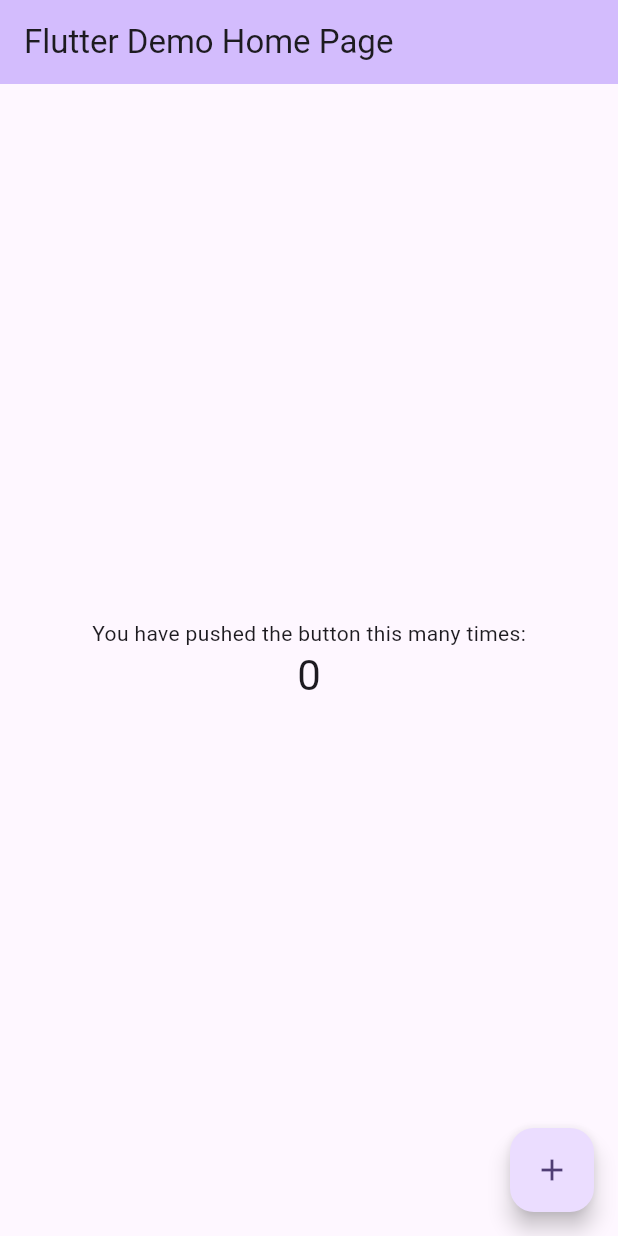
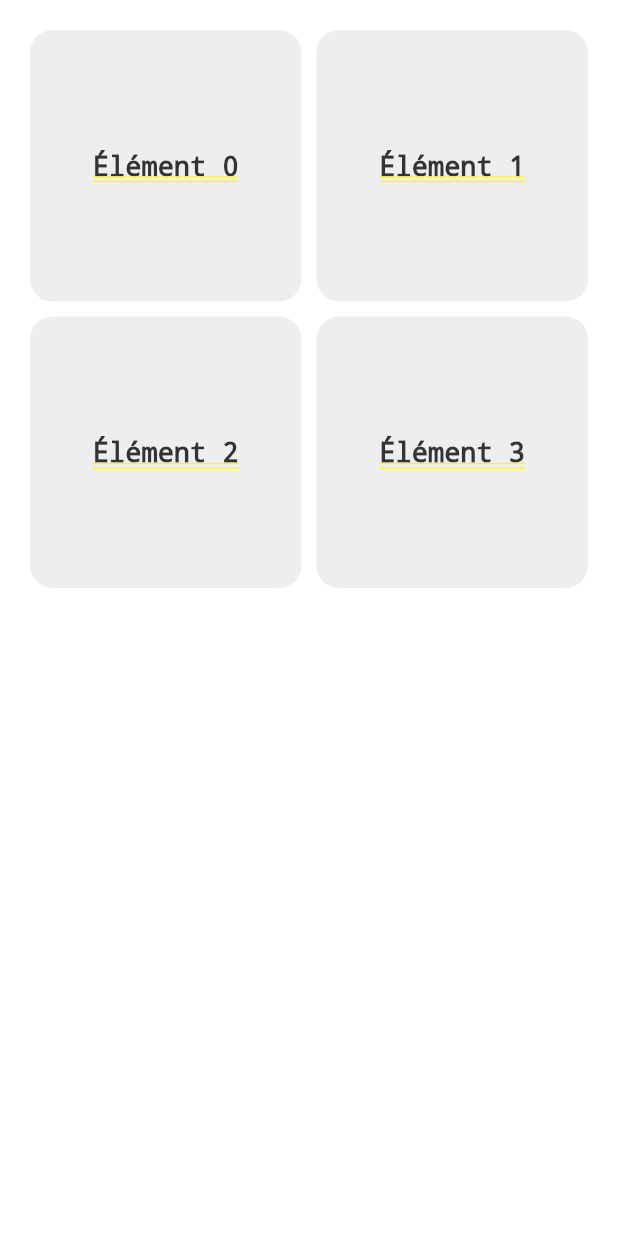
Before and after one commit to LaChancee/hygie-mobile, a Flutter app: the screen it shows after launch, on a phone screen of 412 x 824 dp. Run offline on Flutter 3.47's test engine with Material 3 defaults, Android fonts, the phone set to English and light mode, and no system bars.

```diff
--- a/lib/main.dart
+++ b/lib/main.dart
@@ -1,4 +1,5 @@
 import 'package:flutter/material.dart';
+import 'package:hygie_mobile/presentation/home/home_view.dart';
 
 void main() {
   runApp(const MyApp());
@@ -11,7 +12,7 @@ class MyApp extends StatelessWidget {
   @override
   Widget build(BuildContext context) {
     return MaterialApp(
-      title: 'Flutter Demo',
+      title: 'Hygie',
       theme: ThemeData(
         // This is the theme of your application.
         //
@@ -31,95 +32,7 @@ class MyApp extends StatelessWidget {
         colorScheme: ColorScheme.fromSeed(seedColor: Colors.deepPurple),
         useMaterial3: true,
       ),
-      home: const MyHomePage(title: 'Flutter Demo Home Page'),
+      home: DashboardPage(),
     );
   }
 }
-
-class MyHomePage extends StatefulWidget {
-  const MyHomePage({super.key, required this.title});
-
-  // This widget is the home page of your application. It is stateful, meaning
-  // that it has a State object (defined below) that contains fields that affect
-  // how it looks.
-
-  // This class is the configuration for the state. It holds the values (in this
-  // case the title) provided by the parent (in this case the App widget) and
-  // used by the build method of the State. Fields in a Widget subclass are
-  // always marked "final".
-
-  final String title;
-
-  @override
-  State<MyHomePage> createState() => _MyHomePageState();
-}
-
-class _MyHomePageState extends State<MyHomePage> {
-  int _counter = 0;
-
-  void _incrementCounter() {
-    setState(() {
-      // This call to setState tells the Flutter framework that something has
-      // changed in this State, which causes it to rerun the build method below
-      // so that the display can reflect the updated values. If we changed
-      // _counter without calling setState(), then the build method would not be
-      // called again, and so nothing would appear to happen.
-      _counter++;
-    });
-  }
-
-  @override
-  Widget build(BuildContext context) {
-    // This method is rerun every time setState is called, for instance as done
-    // by the _incrementCounter method above.
-    //
-    // The Flutter framework has been optimized to make rerunning build methods
-    // fast, so that you can just rebuild anything that needs updating rather
-    // than having to individually change instances of widgets.
-    return Scaffold(
-      appBar: AppBar(
-        // TRY THIS: Try changing the color here to a specific color (to
-        // Colors.amber, perhaps?) and trigger a hot reload to see the AppBar
-        // change color while the other colors stay the same.
-        backgroundColor: Theme.of(context).colorScheme.inversePrimary,
-        // Here we take the value from the MyHomePage object that was created by
-        // the App.build method, and use it to set our appbar title.
-        title: Text(widget.title),
-      ),
-      body: Center(
-        // Center is a layout widget. It takes a single child and positions it
-        // in the middle of the parent.
-        child: Column(
-          // Column is also a layout widget. It takes a list of children and
-          // arranges them vertically. By default, it sizes itself to fit its
-          // children horizontally, and tries to be as tall as its parent.
-          //
-          // Column has various properties to control how it sizes itself and
-          // how it positions its children. Here we use mainAxisAlignment to
-          // center the children vertically; the main axis here is the vertical
-          // axis because Columns are vertical (the cross axis would be
-          // horizontal).
-          //
-          // TRY THIS: Invoke "debug painting" (choose the "Toggle Debug Paint"
-          // action in the IDE, or press "p" in the console), to see the
-          // wireframe for each widget.
-          mainAxisAlignment: MainAxisAlignment.center,
-          children: <Widget>[
-            const Text(
-              'You have pushed the button this many times:',
-            ),
-            Text(
-              '$_counter',
-              style: Theme.of(context).textTheme.headlineMedium,
-            ),
-          ],
-        ),
-      ),
-      floatingActionButton: FloatingActionButton(
-        onPressed: _incrementCounter,
-        tooltip: 'Increment',
-        child: const Icon(Icons.add),
-      ), // This trailing comma makes auto-formatting nicer for build methods.
-    );
-  }
-}
--- /dev/null
+++ b/lib/presentation/home/home_view.dart
@@ -0,0 +1,44 @@
+import 'package:flutter/widgets.dart';  // Utilise uniquement widgets.dart
+
+class DashboardPage extends StatelessWidget {
+  @override
+  Widget build(BuildContext context) {
+    return Container(
+      padding: const EdgeInsets.all(20.0),
+      child: Column(
+        children: [
+          Expanded(
+            child: _buildCustomGrid(),
+          ),
+          SizedBox(height: 20),  // Ajoute un espace en bas
+          // Ajouter d'autres éléments ici si nécessaire
+        ],
+      ),
+    );
+  }
+
+  Widget _buildCustomGrid() {
+    return GridView.builder(
+      gridDelegate: SliverGridDelegateWithFixedCrossAxisCount(
+        crossAxisCount: 2,   // Par exemple, 2 colonnes
+        crossAxisSpacing: 10,
+        mainAxisSpacing: 10,
+      ),
+      itemCount: 4,   // Mettre le nombre d'éléments à afficher
+      itemBuilder: (context, index) {
+        return Container(
+          decoration: BoxDecoration(
+            color: Color(0xFFEEEEEE), // Couleur du conteneur
+            borderRadius: BorderRadius.circular(15),
+          ),
+          child: Center(
+            child: Text(
+              'Élément $index',
+              style: TextStyle(fontSize: 18, color: Color(0xFF333333)),
+            ),
+          ),
+        );
+      },
+    );
+  }
+}
```
